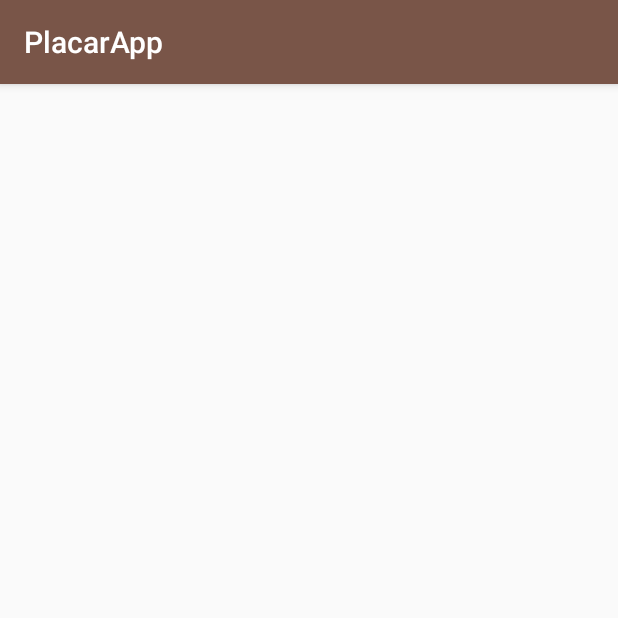
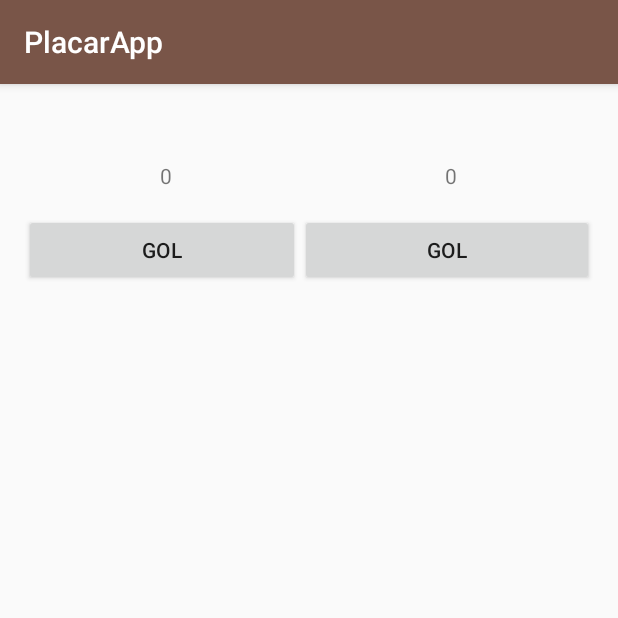
Before and after one commit to hermivaldo/PlacarApp, an Android app: the GameActivity screen opened directly, with no data from a screen before it, on a phone screen of 412 x 824 dp, the top half of it. Run offline under Robolectric (Android 15) with nearby library versions, the phone set to English and light mode, and no system bars.

Commit message:
Finalização de botões com evento em tela

```diff
--- a/app/src/main/res/layout/activity_game.xml
+++ b/app/src/main/res/layout/activity_game.xml
@@ -31,8 +31,50 @@
             android:layout_height="wrap_content"
             android:gravity="center"
             tools:text="TIME DA VISITANTE" />
+
+    </LinearLayout>
+
+    <LinearLayout
+        android:layout_marginTop="16dp"
+        android:layout_width="match_parent"
+        android:orientation="horizontal"
+        android:layout_height="wrap_content">
+
+        <TextView
+            android:id="@+id/timeCasaPlacar"
+            style="@style/placar"/>
+
+        <TextView
+            android:id="@+id/timeVisitantePlacar"
+            style="@style/placar" />
+
     </LinearLayout>
 
 
+    <LinearLayout
+        android:layout_marginTop="16dp"
+        android:layout_width="match_parent"
+        android:orientation="horizontal"
+        android:layout_height="wrap_content">
+
+        <Button
+            android:id="@+id/btGolTime1"
+            android:layout_weight="0.5"
+            android:layout_gravity="center"
+            android:layout_width="wrap_content"
+            android:layout_height="wrap_content"
+            android:onClick="marcarGol"
+            android:text="GOL"/>
+
+        <Button
+            android:id="@+id/btGolTime2"
+            android:layout_weight="0.56"
+            android:layout_gravity="center"
+            android:layout_width="wrap_content"
+            android:layout_height="wrap_content"
+            android:onClick="marcarGol"
+            android:text="GOL"/>
+
+    </LinearLayout>
 
 </LinearLayout>
--- a/app/src/main/res/values-v21/styles.xml
+++ b/app/src/main/res/values-v21/styles.xml
@@ -6,4 +6,12 @@
         <item name="android:windowDrawsSystemBarBackgrounds">true</item>
         <item name="android:statusBarColor">@android:color/transparent</item>
     </style>
+
+    <style name="placar">
+        <item name="android:layout_width">wrap_content</item>
+        <item name="android:layout_height">wrap_content</item>
+        <item name="android:layout_weight">0.5</item>
+        <item name="android:text">0</item>
+        <item name="android:gravity">center</item>
+    </style>
 </resources>
```
Also changed, not shown: app/src/main/java/br/com/hermivaldo/placarapp/GameActivity.java (+26 -2 lines).
